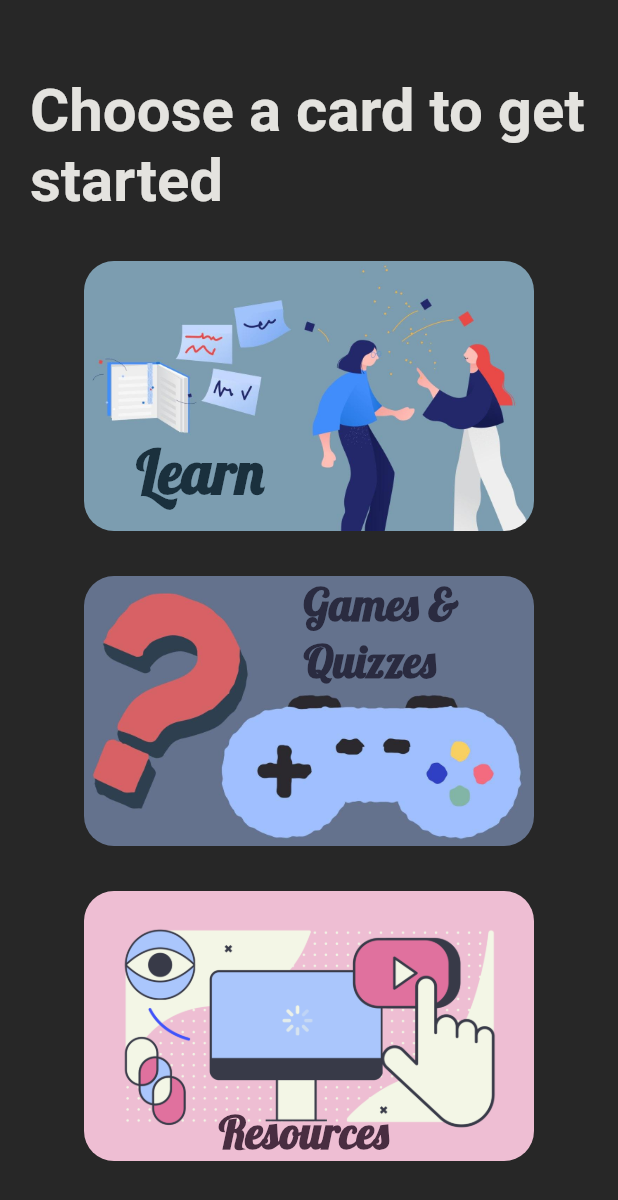
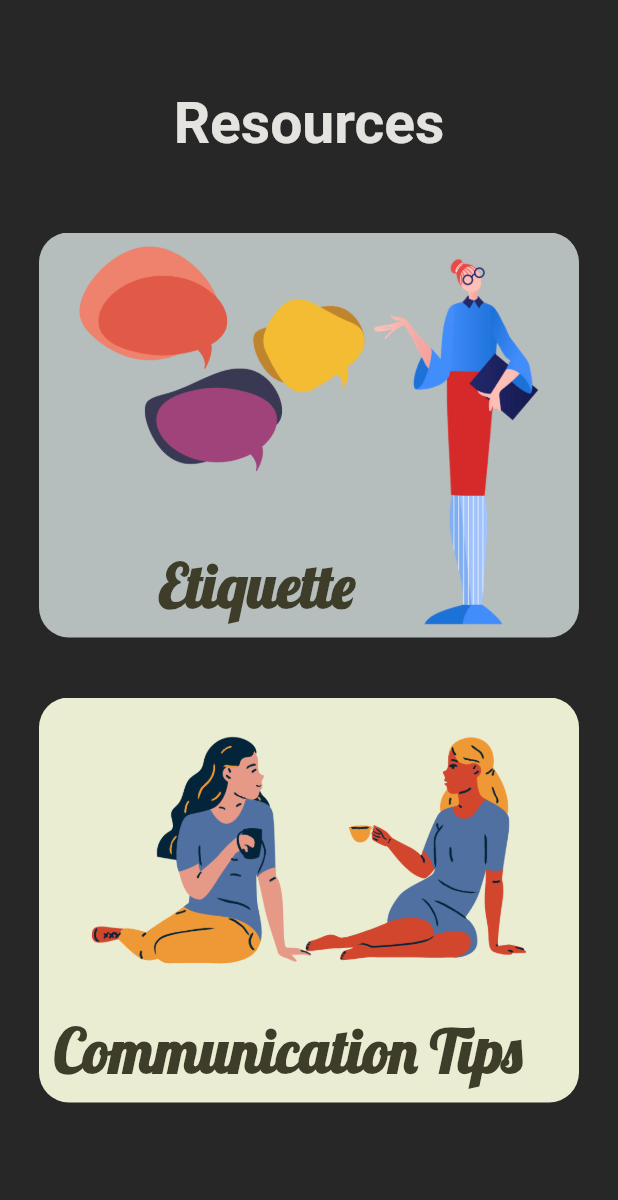
Before and after one commit to srishtiv27/give_me_a_sign, a Flutter app: the screen it shows after launch, on a phone screen of 412 x 824 dp. Shown: the top 1200 px of the screen. Run offline on Flutter 3.47's test engine with Material 2 defaults, Android fonts, the phone set to English and light mode, and no system bars; our stand-ins replace carousel_slider.

Commit message:
Added resources menu

```diff
--- a/lib/main.dart
+++ b/lib/main.dart
@@ -12,6 +12,7 @@ import 'package:give_me_a_sign/screens/learn_menu.dart';
 import 'package:give_me_a_sign/screens/menu_page.dart';
 import 'package:give_me_a_sign/screens/numbers_page.dart';
 import 'package:give_me_a_sign/screens/months_page.dart';
+import 'package:give_me_a_sign/screens/resources_menu.dart';
 
 void main() {
   runApp(GiveMeASign());
@@ -22,7 +23,7 @@ class GiveMeASign extends StatelessWidget {
   Widget build(BuildContext context) {
     return MaterialApp(
       title: 'Give Me a Sign',
-      initialRoute: MenuPage.id,
+      initialRoute: ResourcesMenu.id,
       routes: {
         MenuPage.id: (context) => MenuPage(),
         LearnMenu.id: (context) => LearnMenu(),
@@ -37,6 +38,7 @@ class GiveMeASign extends StatelessWidget {
         AnimalsMenu.id: (context) => AnimalsMenu(),
         EmotionsMenu.id: (context) => EmotionsMenu(),
         GreetingsMenu.id: (context) => GreetingsMenu(),
+        ResourcesMenu.id: (context) => ResourcesMenu(),
       },
     );
   }
--- /dev/null
+++ b/lib/screens/resources_menu.dart
@@ -0,0 +1,84 @@
+import 'package:flutter/material.dart';
+
+class ResourcesMenu extends StatelessWidget {
+  static String id = 'resources_menu';
+  @override
+  Widget build(BuildContext context) {
+    return Scaffold(
+      backgroundColor: Color(0xFF272727),
+      body: Padding(
+        padding: EdgeInsets.only(left: 20.0, top: 60.0, right: 20.0),
+        child: Column(
+          children: <Widget>[
+            Center(
+              child: Text(
+                'Resources',
+                style: TextStyle(
+                  fontSize: 38.0,
+                  fontWeight: FontWeight.bold,
+                  color: Color(0xFFE4E3DF),
+                ),
+              ),
+            ),
+            SizedBox(
+              height: 50.0,
+            ),
+            Stack(
+              children: [
+                ClipRRect(
+                  borderRadius: BorderRadius.all(Radius.circular(20.0)),
+                  child: Image.asset(
+                    'assets/images/resources/etiquette.png',
+                    height: 270,
+                    fit: BoxFit.cover,
+                  ),
+                ),
+                Positioned(
+                  bottom: 10.0,
+                  left: 80,
+                  child: Text(
+                    'Etiquette',
+                    style: TextStyle(
+                      fontSize: 40,
+                      fontWeight: FontWeight.bold,
+                      fontFamily: 'Lobster',
+                      color: Color(0xFF3D3D2A),
+                    ),
+                  ),
+                )
+              ],
+            ),
+            SizedBox(
+              height: 40.0,
+            ),
+            Stack(
+              children: [
+                ClipRRect(
+                  borderRadius: BorderRadius.all(Radius.circular(20.0)),
+                  child: Image.asset(
+                    'assets/images/resources/communication_tips.png',
+                    height: 270,
+                    fit: BoxFit.cover,
+                  ),
+                ),
+                Positioned(
+                  bottom: 10.0,
+                  left: 10,
+                  child: Text(
+                    'Communication Tips',
+                    style: TextStyle(
+                      fontSize: 40,
+                      fontWeight: FontWeight.bold,
+                      fontFamily: 'Lobster',
+                      color: Color(0xFF3D3D2A),
+                    ),
+                  ),
+                )
+              ],
+            ),
+          ],
+        ),
+      ),
+    );
+  }
+}
--- a/pubspec.yaml
+++ b/pubspec.yaml
@@ -51,9 +51,7 @@ flutter:
     - assets/images/family/
     - assets/images/emotions/
     - assets/images/animal/
-
-
-
+    - assets/images/resources/
 
   fonts:
     - family: Lobster
```
Also changed, not shown: assets/images/resources/communication_tips.png (added), assets/images/resources/etiquette.png (added).
